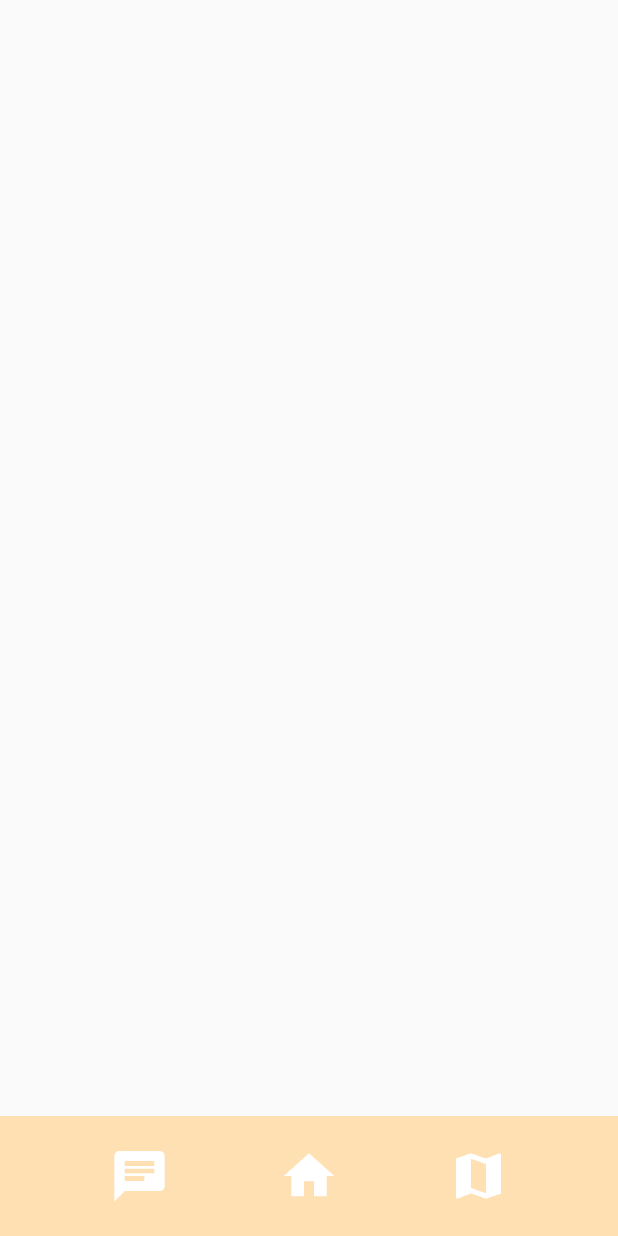
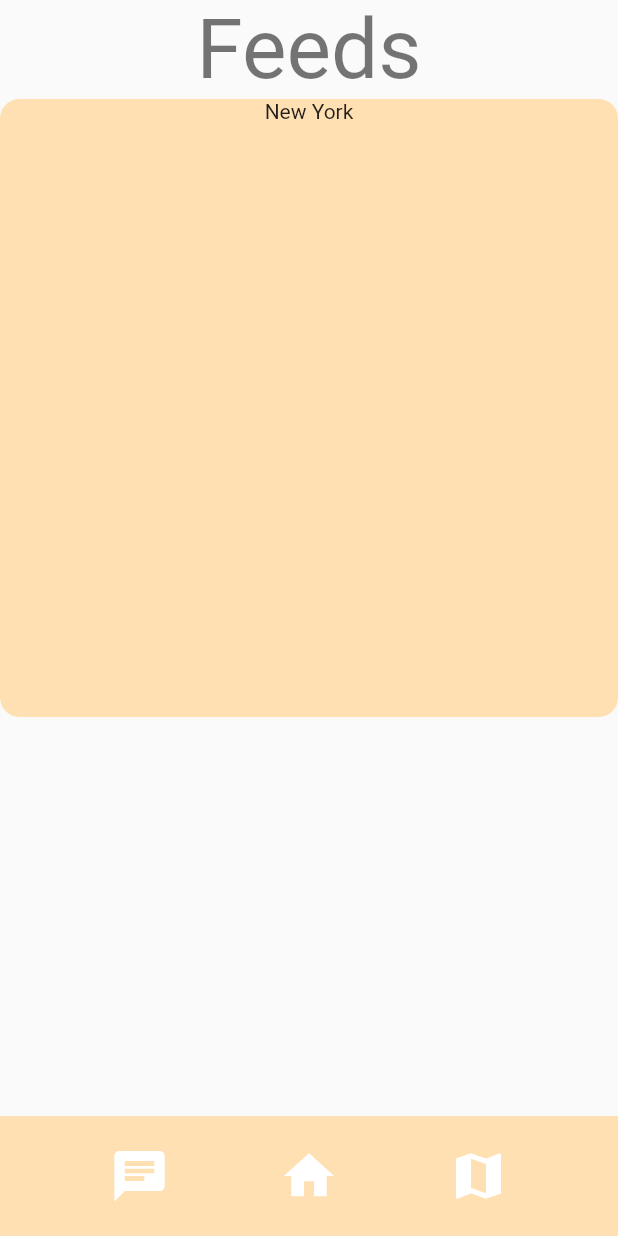
Before and after one commit to InternationalProjectOamk-1/Application, a Flutter app: the screen it shows after launch, on a phone screen of 412 x 824 dp. Run offline on Flutter 3.47's test engine with Material 2 defaults, Android fonts, the phone set to English and light mode, and no system bars.

Commit message:
resulted conflics with stash pop

```diff
--- a/lib/home_screen.dart
+++ b/lib/home_screen.dart
@@ -4,15 +4,59 @@ import 'package:mapplication/widgets/bottom_bar.dart';
 class HomeScreen extends StatelessWidget {
   const HomeScreen({Key? key}) : super(key: key);
 
+  static const data = {
+    "id": 1,
+    "description": "City",
+    "interests": [3],
+    "members": [4],
+    "title": "New York",
+    "locationBased": true,
+    "latitude": 40.7127281,
+    "longitude": -74.0060152,
+    "hostID": 9,
+    "maxPeople": 10,
+    "minPeople": 2,
+    "startEvent": "2022-03-22T08:39:02.619Z",
+    "hasStarted": true
+  };
+
   @override
   Widget build(BuildContext context) {
-    var size = MediaQuery.of(context).size;
+    //var size = MediaQuery.of(context).size;
     return Scaffold(
       bottomNavigationBar: const BottomBar(),
       body: Stack(
         children: <Widget>[
           SafeArea(
-            child: Column(),
+            child: Column(
+              children: [
+                Container(
+                  alignment: Alignment.center,
+                  child: Text(
+                    "Feeds",
+                    style: Theme.of(context).textTheme.displayMedium,
+                  ),
+                ),
+                Expanded(
+                  child: GridView.count(
+                    crossAxisCount: 1,
+                    children: <Widget>[
+                      Container(
+                        decoration: BoxDecoration(
+                          color: Colors.orange[100],
+                          borderRadius: BorderRadius.circular(13),
+                        ),
+                        child: Column(
+                          children: <Widget>[
+                            Text(data["title"].toString()),
+                          ],
+                        ),
+                      )
+                    ],
+                  ),
+                )
+              ],
+            ),
           )
         ],
       ),
```
